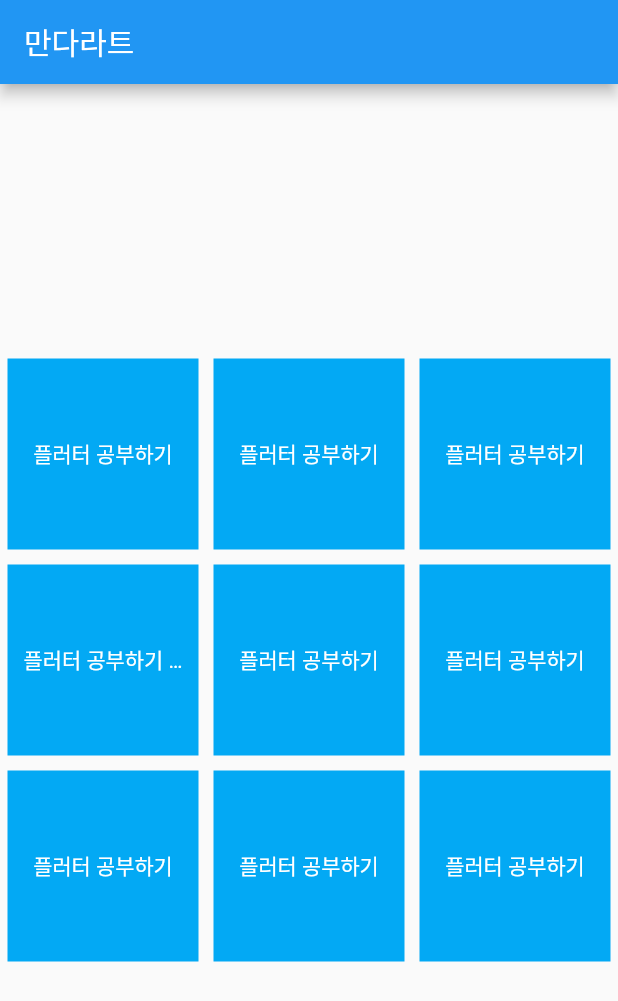
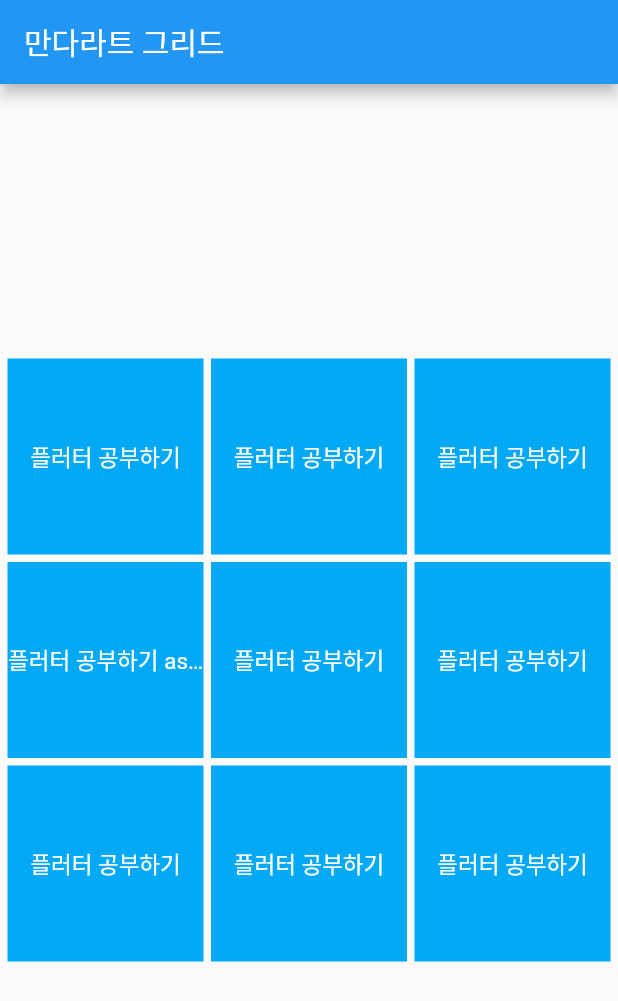
Before and after one commit to fc9d/mandarat, a Flutter app: the screen it shows after launch, on a phone screen of 412 x 824 dp. Shown: the top 1001 px of the screen. Run offline on Flutter 3.47's test engine with Material 2 defaults, Android fonts, the light colour scheme and no system bars; our stand-ins replace logger.

Commit message:
MAN-11 그리드뷰 구현

```diff
--- a/lib/main.dart
+++ b/lib/main.dart
@@ -1,18 +1,6 @@
 import 'package:flutter/material.dart';
 import 'package:logger/logger.dart';
-import 'package:mandarat/mandarat_model.dart';
-
-List mandaratModelList = [
-  MandaratModel('플러터 공부하기'),
-  MandaratModel('플러터 공부하기'),
-  MandaratModel('플러터 공부하기'),
-  MandaratModel('플러터 공부하기 asdddd'),
-  MandaratModel('플러터 공부하기'),
-  MandaratModel('플러터 공부하기'),
-  MandaratModel('플러터 공부하기'),
-  MandaratModel('플러터 공부하기'),
-  MandaratModel('플러터 공부하기')
-];
+import 'package:mandarat/mandarat_repository.dart';
 
 void main() {
   logger.d('안녕 플러터');
@@ -46,62 +34,40 @@ class Home extends StatefulWidget {
 class _HomeState extends State<Home> {
   @override
   Widget build(BuildContext context) {
-
+    List mandaratList = getDummyList();
     return Scaffold(
       appBar: AppBar(
-        title: const Text('만다라트'),
+        title: const Text('만다라트 그리드'),
       ),
       body: LayoutBuilder(
-        builder: (context, constraints) => Center(
-            child: Column(
-          mainAxisAlignment: MainAxisAlignment.center,
-          children: [
-            Row(
-              mainAxisAlignment: MainAxisAlignment.center,
-              children: [
-                _getContainer(constraints, mandaratModelList[0].text),
-                _getContainer(constraints, mandaratModelList[1].text),
-                _getContainer(constraints, mandaratModelList[2].text),
-              ],
+        builder: (context, constraints) =>
+            Center(
+              child: GridView.builder(
+                shrinkWrap: true,
+                padding: const EdgeInsets.all(5),
+                itemCount: mandaratList.length,
+                gridDelegate: const SliverGridDelegateWithFixedCrossAxisCount(
+                  crossAxisCount: 3,
+                  childAspectRatio: 1,
+                  crossAxisSpacing: 5,
+                  mainAxisSpacing: 5,
+                ),
+                itemBuilder: (context, index) {
+                  return Container(
+                    color: Colors.lightBlue,
+                    child: Center(
+                      child: Text(mandaratList[index].text,
+                          overflow: TextOverflow.ellipsis,
+                          textAlign: TextAlign.center,
+                          style: TextStyle(
+                              fontSize: 14 * (constraints.maxWidth / 3 / 128),
+                              color: Colors.white)),
+                    ),
+                  );
+                },
+              ),
             ),
-            Row(
-              mainAxisAlignment: MainAxisAlignment.center,
-              children: [
-                _getContainer(constraints, mandaratModelList[3].text),
-                _getContainer(constraints, mandaratModelList[4].text),
-                _getContainer(constraints, mandaratModelList[5].text),
-              ],
-            ),
-            Row(
-              mainAxisAlignment: MainAxisAlignment.center,
-              children: [
-                _getContainer(constraints, mandaratModelList[6].text),
-                _getContainer(constraints, mandaratModelList[7].text),
-                _getContainer(constraints, mandaratModelList[8].text),
-              ],
-            ),
-          ],
-        )),
       ),
     );
   }
 }
-
-Container _getContainer(BoxConstraints constraints, String text) {
-  var size = constraints.maxWidth > constraints.maxHeight
-      ? constraints.maxHeight / 3 - 10
-      : constraints.maxWidth / 3 - 10;
-  return Container(
-    width: size,
-    height: size,
-    color: Colors.lightBlue,
-    padding: const EdgeInsets.all(10.0),
-    margin: const EdgeInsets.all(5),
-    child: Center(
-      child: Text(text,
-          overflow: TextOverflow.ellipsis,
-          textAlign: TextAlign.center,
-          style: TextStyle(fontSize: 14 * (size / 128), color: Colors.white)),
-    ),
-  );
-}
--- /dev/null
+++ b/lib/mandarat_repository.dart
@@ -0,0 +1,15 @@
+import 'mandarat_model.dart';
+
+List getDummyList() {
+  return [
+    MandaratModel('플러터 공부하기'),
+    MandaratModel('플러터 공부하기'),
+    MandaratModel('플러터 공부하기'),
+    MandaratModel('플러터 공부하기 asdddd'),
+    MandaratModel('플러터 공부하기'),
+    MandaratModel('플러터 공부하기'),
+    MandaratModel('플러터 공부하기'),
+    MandaratModel('플러터 공부하기'),
+    MandaratModel('플러터 공부하기')
+  ];
+}
```
